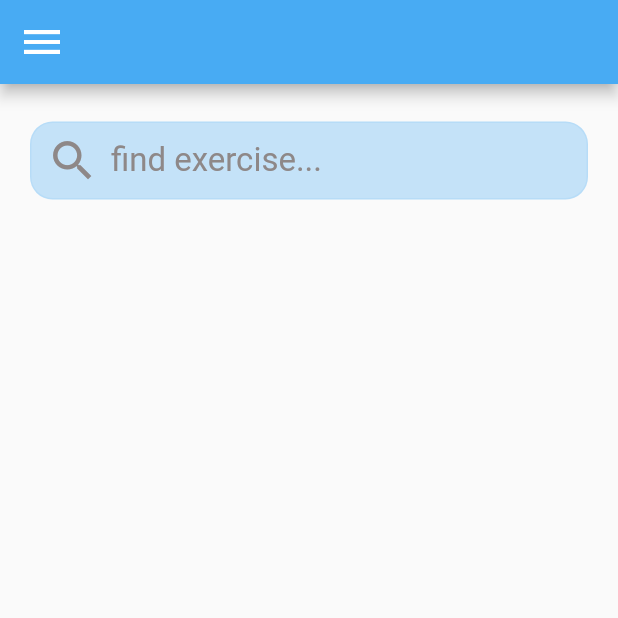
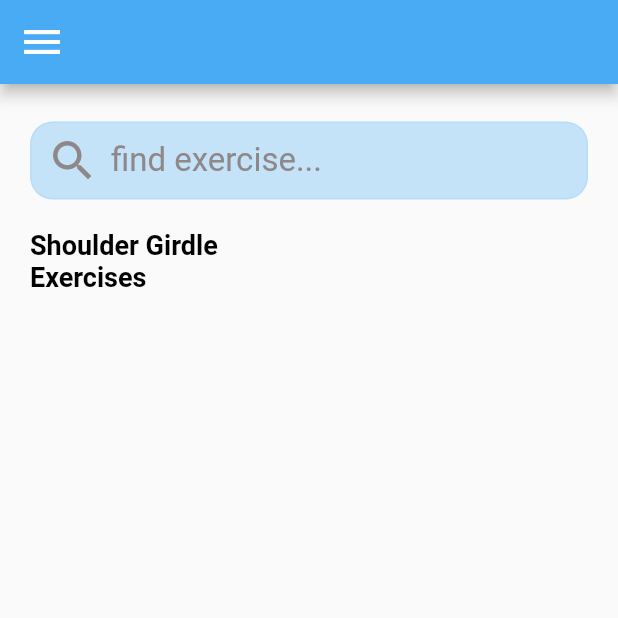
Before and after one commit to Aamirkhan55/physio_doc, a Flutter app: the ShoulderGridleExc screen opened directly, on a phone screen of 412 x 824 dp, the top half of it. Run offline on Flutter 3.47's test engine with Material 2 defaults, Android fonts, the phone set to English and light mode, and no system bars.

Commit message:
SubTitle

```diff
--- a/lib/view/home/exercise/shoulder_exc.dart/Shoulder_G_exc.dart
+++ b/lib/view/home/exercise/shoulder_exc.dart/Shoulder_G_exc.dart
@@ -1,6 +1,7 @@
 import 'package:flutter/material.dart';
 import 'package:physio_doc/theme/style.dart';
 import 'package:physio_doc/widgets/custom_searchBar.dart';
+import 'package:physio_doc/widgets/custom_subEx_title.dart';
 
 class ShoulderGridleExc extends StatelessWidget {
   const ShoulderGridleExc({super.key});
@@ -22,10 +23,15 @@ class ShoulderGridleExc extends StatelessWidget {
     body: const Padding(
       padding: EdgeInsets.symmetric(horizontal: 20, vertical: 15),
       child: Column(
+        crossAxisAlignment: CrossAxisAlignment.start,
         children: [
           SizedBox(height: 10),
             CustomSearchTextField(
               hintTitle: 'find exercise...',
+            ),
+            SizedBox(height: 20),
+            CustomSubExTitle(
+              title: 'Shoulder Girdle Exercises',
             ),
         ],
       ),
--- a/lib/widgets/custom_subEx_title.dart
+++ b/lib/widgets/custom_subEx_title.dart
@@ -14,7 +14,7 @@ class CustomSubExTitle extends StatelessWidget {
       crossAxisAlignment: CrossAxisAlignment.start,
       children: [
         SizedBox(
-          width: 100,
+          width: 200,
           child: Text(
             title,
             style: const TextStyle(
```
